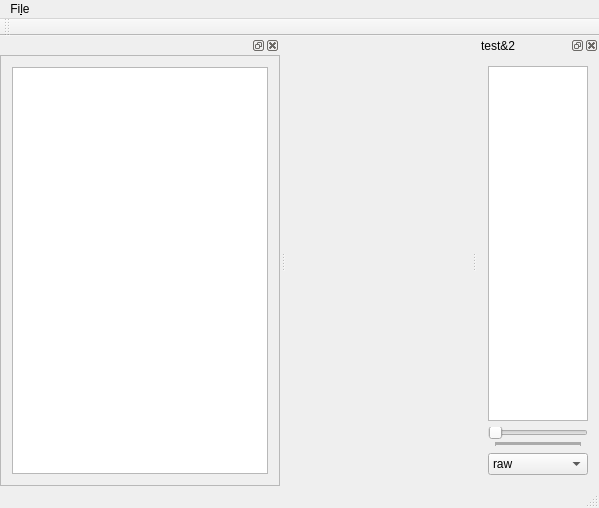
hendrikschilling/clifview, file clifview.ui: the form before one commit.
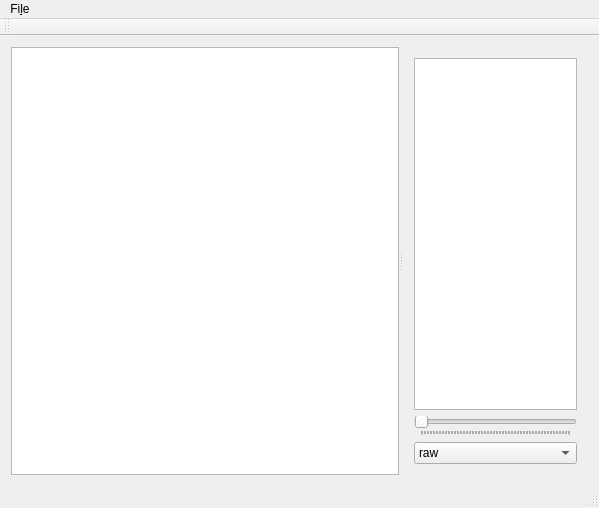
The form after the commit. Custom widgets are drawn as their Qt base class.

Commit message: splitter based layout

The edit to the form file:
```diff
--- a/clifview.ui
+++ b/clifview.ui
@@ -13,7 +13,74 @@
   <property name="windowTitle">
    <string>ClifView</string>
   </property>
-  <widget class="QWidget" name="centralWidget"/>
+  <widget class="QWidget" name="centralWidget">
+   <layout class="QGridLayout" name="gridLayout_3">
+    <item row="0" column="0">
+     <widget class="QSplitter" name="splitter">
+      <property name="sizePolicy">
+       <sizepolicy hsizetype="Expanding" vsizetype="Expanding">
+        <horstretch>0</horstretch>
+        <verstretch>0</verstretch>
+       </sizepolicy>
+      </property>
+      <property name="orientation">
+       <enum>Qt::Horizontal</enum>
+      </property>
+      <widget class="QListWidget" name="datasetList"/>
+      <widget class="QWidget" name="verticalLayoutWidget">
+       <layout class="QVBoxLayout" name="verticalLayout_2">
+        <item>
+         <widget class="ScaledQGraphicsView" name="viewer">
+          <property name="sizePolicy">
+           <sizepolicy hsizetype="Expanding" vsizetype="Expanding">
+            <horstretch>0</horstretch>
+            <verstretch>0</verstretch>
+           </sizepolicy>
+          </property>
+          <property name="sizeAdjustPolicy">
+           <enum>QAbstractScrollArea::AdjustToContents</enum>
+          </property>
+          <property name="dragMode">
+           <enum>QGraphicsView::ScrollHandDrag</enum>
+          </property>
+         </widget>
+        </item>
+        <item>
+         <widget class="QSlider" name="datasetSlider">
+          <property name="maximum">
+           <number>99</number>
+          </property>
+          <property name="orientation">
+           <enum>Qt::Horizontal</enum>
+          </property>
+          <property name="tickPosition">
+           <enum>QSlider::TicksBelow</enum>
+          </property>
+          <property name="tickInterval">
+           <number>1</number>
+          </property>
+         </widget>
+        </item>
+        <item>
+         <widget class="QComboBox" name="selViewProc">
+          <item>
+           <property name="text">
+            <string>raw</string>
+           </property>
+          </item>
+          <item>
+           <property name="text">
+            <string>demosaic</string>
+           </property>
+          </item>
+         </widget>
+        </item>
+       </layout>
+      </widget>
+     </widget>
+    </item>
+   </layout>
+  </widget>
   <widget class="QMenuBar" name="Menu">
    <property name="geometry">
     <rect>
@@ -41,122 +108,6 @@
    </attribute>
   </widget>
   <widget class="QStatusBar" name="statusBar"/>
-  <widget class="QDockWidget" name="dockWidget">
-   <property name="sizePolicy">
-    <sizepolicy hsizetype="Expanding" vsizetype="Expanding">
-     <horstretch>0</horstretch>
-     <verstretch>0</verstretch>
-    </sizepolicy>
-   </property>
-   <property name="windowTitle">
-    <string>test&amp;2</string>
-   </property>
-   <attribute name="dockWidgetArea">
-    <number>2</number>
-   </attribute>
-   <widget class="QWidget" name="dockWidgetContents_2">
-    <property name="sizePolicy">
-     <sizepolicy hsizetype="Expanding" vsizetype="Expanding">
-      <horstretch>0</horstretch>
-      <verstretch>0</verstretch>
-     </sizepolicy>
-    </property>
-    <property name="sizeIncrement">
-     <size>
-      <width>1</width>
-      <height>1</height>
-     </size>
-    </property>
-    <layout class="QVBoxLayout" name="verticalLayout">
-     <item>
-      <widget class="ScaledQGraphicsView" name="viewer">
-       <property name="sizePolicy">
-        <sizepolicy hsizetype="Expanding" vsizetype="Expanding">
-         <horstretch>0</horstretch>
-         <verstretch>0</verstretch>
-        </sizepolicy>
-       </property>
-       <property name="sizeAdjustPolicy">
-        <enum>QAbstractScrollArea::AdjustToContents</enum>
-       </property>
-       <property name="dragMode">
-        <enum>QGraphicsView::ScrollHandDrag</enum>
-       </property>
-      </widget>
-     </item>
-     <item>
-      <widget class="QSlider" name="datasetSlider">
-       <property name="maximum">
-        <number>99</number>
-       </property>
-       <property name="orientation">
-        <enum>Qt::Horizontal</enum>
-       </property>
-       <property name="tickPosition">
-        <enum>QSlider::TicksBelow</enum>
-       </property>
-       <property name="tickInterval">
-        <number>1</number>
-       </property>
-      </widget>
-     </item>
-     <item>
-      <layout class="QHBoxLayout" name="horizontalLayout">
-       <item>
-        <widget class="QComboBox" name="selViewProc">
-         <item>
-          <property name="text">
-           <string>raw</string>
-          </property>
-         </item>
-         <item>
-          <property name="text">
-           <string>demosaic</string>
-          </property>
-         </item>
-        </widget>
-       </item>
-      </layout>
-     </item>
-    </layout>
-   </widget>
-  </widget>
-  <widget class="QDockWidget" name="dockWidget_2">
-   <attribute name="dockWidgetArea">
-    <number>1</number>
-   </attribute>
-   <widget class="QWidget" name="dockWidgetContents">
-    <layout class="QGridLayout" name="gridLayout">
-     <property name="leftMargin">
-      <number>0</number>
-     </property>
-     <property name="topMargin">
-      <number>0</number>
-     </property>
-     <property name="rightMargin">
-      <number>0</number>
-     </property>
-     <property name="bottomMargin">
-      <number>0</number>
-     </property>
-     <item row="0" column="0">
-      <widget class="QFrame" name="frame">
-       <property name="frameShape">
-        <enum>QFrame::StyledPanel</enum>
-       </property>
-       <property name="frameShadow">
-        <enum>QFrame::Raised</enum>
-       </property>
-       <layout class="QGridLayout" name="gridLayout_2">
-        <item row="0" column="0">
-         <widget class="QListWidget" name="datasetList"/>
-        </item>
-       </layout>
-      </widget>
-     </item>
-    </layout>
-   </widget>
-  </widget>
   <action name="actionOpen">
    <property name="text">
     <string>&amp;Open</string>
```
